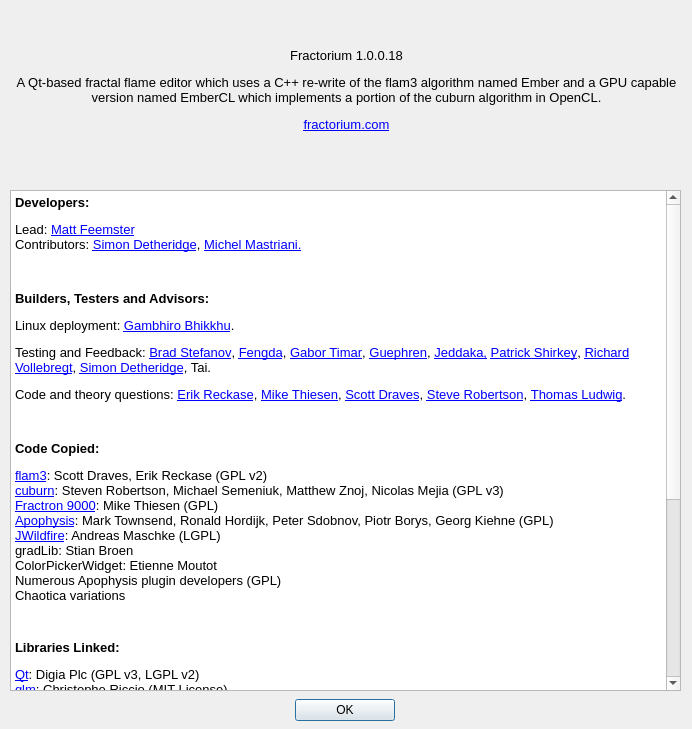
The window that Source/Fractorium/AboutDialog.ui (typpos/fractorium) describes before a commit, drawn with Qt 5.
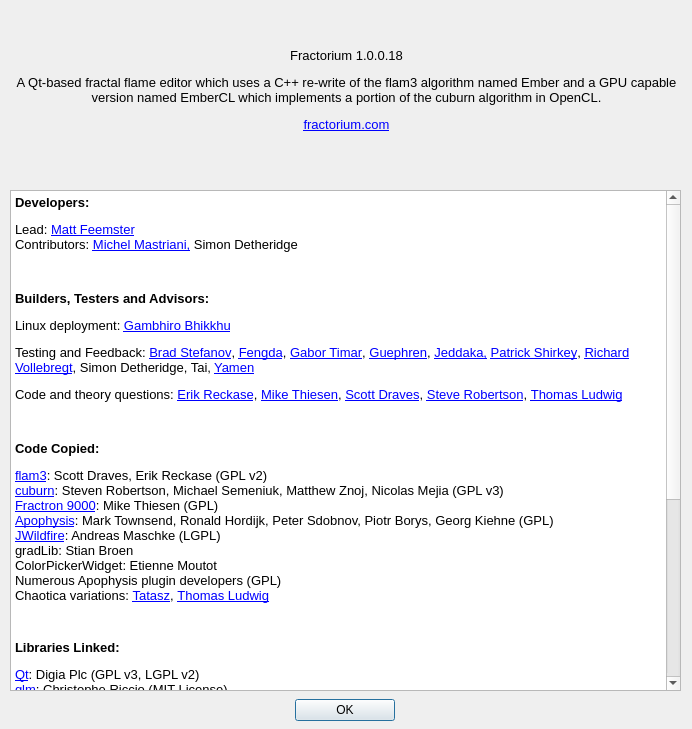
The same window after the commit.

Commit message: --Bug fixes  -Forgot to include uranium.qss in the linux AppImage installer.

Diff of the .ui file:
```diff
--- a/Source/Fractorium/AboutDialog.ui
+++ b/Source/Fractorium/AboutDialog.ui
@@ -106,15 +106,15 @@
 p, li { white-space: pre-wrap; }
 &lt;/style&gt;&lt;/head&gt;&lt;body style=&quot; font-family:'MS Shell Dlg 2'; font-size:8.14286pt; font-weight:400; font-style:normal;&quot;&gt;
 &lt;p style=&quot; margin-top:12px; margin-bottom:12px; margin-left:0px; margin-right:0px; -qt-block-indent:0; text-indent:0px;&quot;&gt;&lt;span style=&quot; font-size:10pt; font-weight:600;&quot;&gt;Developers:&lt;/span&gt;&lt;/p&gt;
-&lt;p style=&quot; margin-top:12px; margin-bottom:12px; margin-left:0px; margin-right:0px; -qt-block-indent:0; text-indent:0px;&quot;&gt;&lt;span style=&quot; font-size:10pt;&quot;&gt;Lead: &lt;/span&gt;&lt;a href=&quot;http://www.fractorium.com&quot;&gt;&lt;span style=&quot; font-size:10pt; text-decoration: underline; color:#0000ff;&quot;&gt;Matt Feemster&lt;/span&gt;&lt;/a&gt;&lt;span style=&quot; font-size:10pt;&quot;&gt;&lt;br /&gt;Contributors: &lt;/span&gt;&lt;a href=&quot;http://blog.highlyillogical.org/&quot;&gt;&lt;span style=&quot; font-size:10pt; text-decoration: underline; color:#0000ff;&quot;&gt;Simon Detheridge&lt;/span&gt;&lt;/a&gt;&lt;span style=&quot; font-size:10pt;&quot;&gt;, &lt;/span&gt;&lt;a href=&quot;https://www.deviantart.com/triptychaos&quot;&gt;&lt;span style=&quot; font-size:10pt; text-decoration: underline; color:#0000ff;&quot;&gt;Michel Mastriani.&lt;/span&gt;&lt;/a&gt;&lt;/p&gt;
+&lt;p style=&quot; margin-top:12px; margin-bottom:12px; margin-left:0px; margin-right:0px; -qt-block-indent:0; text-indent:0px;&quot;&gt;&lt;span style=&quot; font-size:10pt;&quot;&gt;Lead: &lt;/span&gt;&lt;a href=&quot;http://www.fractorium.com&quot;&gt;&lt;span style=&quot; font-size:10pt; text-decoration: underline; color:#0000ff;&quot;&gt;Matt Feemster&lt;/span&gt;&lt;/a&gt;&lt;span style=&quot; font-size:10pt;&quot;&gt;&lt;br /&gt;Contributors: &lt;/span&gt;&lt;a href=&quot;https://www.deviantart.com/triptychaos&quot;&gt;&lt;span style=&quot; font-size:10pt; text-decoration: underline; color:#0000ff;&quot;&gt;Michel Mastriani,&lt;/span&gt;&lt;/a&gt;&lt;span style=&quot; font-size:10pt;&quot;&gt; Simon Detheridge&lt;/span&gt;&lt;/p&gt;
 &lt;p style=&quot;-qt-paragraph-type:empty; margin-top:12px; margin-bottom:12px; margin-left:0px; margin-right:0px; -qt-block-indent:0; text-indent:0px; font-size:10pt;&quot;&gt;&lt;br /&gt;&lt;/p&gt;
 &lt;p style=&quot; margin-top:12px; margin-bottom:12px; margin-left:0px; margin-right:0px; -qt-block-indent:0; text-indent:0px;&quot;&gt;&lt;span style=&quot; font-size:10pt; font-weight:600;&quot;&gt;Builders, Testers and Advisors:&lt;/span&gt;&lt;/p&gt;
-&lt;p style=&quot; margin-top:12px; margin-bottom:12px; margin-left:0px; margin-right:0px; -qt-block-indent:0; text-indent:0px;&quot;&gt;&lt;span style=&quot; font-size:10pt;&quot;&gt;Linux deployment: &lt;/span&gt;&lt;a href=&quot;https://launchpad.net/~fractorium&quot;&gt;&lt;span style=&quot; font-size:10pt; text-decoration: underline; color:#0000ff;&quot;&gt;Gambhiro Bhikkhu&lt;/span&gt;&lt;/a&gt;&lt;span style=&quot; font-size:10pt;&quot;&gt;.&lt;/span&gt;&lt;/p&gt;
-&lt;p style=&quot; margin-top:12px; margin-bottom:12px; margin-left:0px; margin-right:0px; -qt-block-indent:0; text-indent:0px;&quot;&gt;&lt;span style=&quot; font-size:10pt;&quot;&gt;Testing and Feedback: &lt;/span&gt;&lt;a href=&quot;http://snicker02.deviantart.com/&quot;&gt;&lt;span style=&quot; font-size:10pt; text-decoration: underline; color:#0000ff;&quot;&gt;Brad Stefanov&lt;/span&gt;&lt;/a&gt;&lt;span style=&quot; font-size:10pt;&quot;&gt;, &lt;/span&gt;&lt;a href=&quot;http://www.fxysw.com/&quot;&gt;&lt;span style=&quot; font-size:10pt; text-decoration: underline; color:#0000ff;&quot;&gt;Fengda&lt;/span&gt;&lt;/a&gt;&lt;span style=&quot; font-size:10pt;&quot;&gt;, &lt;/span&gt;&lt;a href=&quot;http://b33rheart.deviantart.com/&quot;&gt;&lt;span style=&quot; font-size:10pt; text-decoration: underline; color:#0000ff;&quot;&gt;Gabor Timar&lt;/span&gt;&lt;/a&gt;&lt;span style=&quot; font-size:10pt;&quot;&gt;, &lt;/span&gt;&lt;a href=&quot;https://www.deviantart.com/guephren&quot;&gt;&lt;span style=&quot; font-size:10pt; text-decoration: underline; color:#0000ff;&quot;&gt;Guephren&lt;/span&gt;&lt;/a&gt;&lt;span style=&quot; font-size:10pt;&quot;&gt;, &lt;/span&gt;&lt;a href=&quot;https://www.deviantart.com/jeddaka&quot;&gt;&lt;span style=&quot; font-size:10pt; text-decoration: underline; color:#0000ff;&quot;&gt;Jeddaka,&lt;/span&gt;&lt;/a&gt;&lt;span style=&quot; font-size:10pt;&quot;&gt; &lt;/span&gt;&lt;a href=&quot;http://boosthardware.com/&quot;&gt;&lt;span style=&quot; font-size:10pt; text-decoration: underline; color:#0000ff;&quot;&gt;Patrick Shirkey&lt;/span&gt;&lt;/a&gt;&lt;span style=&quot; font-size:10pt;&quot;&gt;, &lt;/span&gt;&lt;a href=&quot;http://nightmaretf.deviantart.com/&quot;&gt;&lt;span style=&quot; font-size:10pt; text-decoration: underline; color:#0000ff;&quot;&gt;Richard Vollebregt&lt;/span&gt;&lt;/a&gt;&lt;span style=&quot; font-size:10pt;&quot;&gt;, &lt;/span&gt;&lt;a href=&quot;http://blog.highlyillogical.org/&quot;&gt;&lt;span style=&quot; font-size:10pt; text-decoration: underline; color:#0000ff;&quot;&gt;Simon Detheridge&lt;/span&gt;&lt;/a&gt;&lt;span style=&quot; font-size:10pt;&quot;&gt;, Tai.&lt;/span&gt;&lt;/p&gt;
-&lt;p style=&quot; margin-top:12px; margin-bottom:12px; margin-left:0px; margin-right:0px; -qt-block-indent:0; text-indent:0px;&quot;&gt;&lt;span style=&quot; font-size:10pt;&quot;&gt;Code and theory questions: &lt;/span&gt;&lt;a href=&quot;https://github.com/scottdraves/flam3&quot;&gt;&lt;span style=&quot; font-size:10pt; text-decoration: underline; color:#0000ff;&quot;&gt;Erik Reckase&lt;/span&gt;&lt;/a&gt;&lt;span style=&quot; font-size:10pt;&quot;&gt;, &lt;/span&gt;&lt;a href=&quot;http://fractron9000.sourceforge.net/&quot;&gt;&lt;span style=&quot; font-size:10pt; text-decoration: underline; color:#0000ff;&quot;&gt;Mike Thiesen&lt;/span&gt;&lt;/a&gt;&lt;span style=&quot; font-size:10pt;&quot;&gt;, &lt;/span&gt;&lt;a href=&quot;https://github.com/scottdraves/flam3&quot;&gt;&lt;span style=&quot; font-size:10pt; text-decoration: underline; color:#0000ff;&quot;&gt;Scott Draves&lt;/span&gt;&lt;/a&gt;&lt;span style=&quot; font-size:10pt;&quot;&gt;, &lt;/span&gt;&lt;a href=&quot;https://github.com/stevenrobertson/cuburn&quot;&gt;&lt;span style=&quot; font-size:10pt; text-decoration: underline; color:#0000ff;&quot;&gt;Steve Robertson&lt;/span&gt;&lt;/a&gt;&lt;span style=&quot; font-size:10pt;&quot;&gt;, &lt;/span&gt;&lt;a href=&quot;http://www.chaoticafractals.com/&quot;&gt;&lt;span style=&quot; font-size:10pt; text-decoration: underline; color:#0000ff;&quot;&gt;Thomas Ludwig&lt;/span&gt;&lt;/a&gt;&lt;span style=&quot; font-size:10pt;&quot;&gt;.&lt;/span&gt;&lt;/p&gt;
+&lt;p style=&quot; margin-top:12px; margin-bottom:12px; margin-left:0px; margin-right:0px; -qt-block-indent:0; text-indent:0px;&quot;&gt;&lt;span style=&quot; font-size:10pt;&quot;&gt;Linux deployment: &lt;/span&gt;&lt;a href=&quot;https://launchpad.net/~fractorium&quot;&gt;&lt;span style=&quot; font-size:10pt; text-decoration: underline; color:#0000ff;&quot;&gt;Gambhiro Bhikkhu&lt;/span&gt;&lt;/a&gt;&lt;/p&gt;
+&lt;p style=&quot; margin-top:12px; margin-bottom:12px; margin-left:0px; margin-right:0px; -qt-block-indent:0; text-indent:0px;&quot;&gt;&lt;span style=&quot; font-size:10pt;&quot;&gt;Testing and Feedback: &lt;/span&gt;&lt;a href=&quot;http://snicker02.deviantart.com/&quot;&gt;&lt;span style=&quot; font-size:10pt; text-decoration: underline; color:#0000ff;&quot;&gt;Brad Stefanov&lt;/span&gt;&lt;/a&gt;&lt;span style=&quot; font-size:10pt;&quot;&gt;, &lt;/span&gt;&lt;a href=&quot;http://www.fxysw.com/&quot;&gt;&lt;span style=&quot; font-size:10pt; text-decoration: underline; color:#0000ff;&quot;&gt;Fengda&lt;/span&gt;&lt;/a&gt;&lt;span style=&quot; font-size:10pt;&quot;&gt;, &lt;/span&gt;&lt;a href=&quot;http://b33rheart.deviantart.com/&quot;&gt;&lt;span style=&quot; font-size:10pt; text-decoration: underline; color:#0000ff;&quot;&gt;Gabor Timar&lt;/span&gt;&lt;/a&gt;&lt;span style=&quot; font-size:10pt;&quot;&gt;, &lt;/span&gt;&lt;a href=&quot;https://www.deviantart.com/guephren&quot;&gt;&lt;span style=&quot; font-size:10pt; text-decoration: underline; color:#0000ff;&quot;&gt;Guephren&lt;/span&gt;&lt;/a&gt;&lt;span style=&quot; font-size:10pt;&quot;&gt;, &lt;/span&gt;&lt;a href=&quot;https://www.deviantart.com/jeddaka&quot;&gt;&lt;span style=&quot; font-size:10pt; text-decoration: underline; color:#0000ff;&quot;&gt;Jeddaka,&lt;/span&gt;&lt;/a&gt;&lt;span style=&quot; font-size:10pt;&quot;&gt; &lt;/span&gt;&lt;a href=&quot;http://boosthardware.com/&quot;&gt;&lt;span style=&quot; font-size:10pt; text-decoration: underline; color:#0000ff;&quot;&gt;Patrick Shirkey&lt;/span&gt;&lt;/a&gt;&lt;span style=&quot; font-size:10pt;&quot;&gt;, &lt;/span&gt;&lt;a href=&quot;http://nightmaretf.deviantart.com/&quot;&gt;&lt;span style=&quot; font-size:10pt; text-decoration: underline; color:#0000ff;&quot;&gt;Richard Vollebregt&lt;/span&gt;&lt;/a&gt;&lt;span style=&quot; font-size:10pt;&quot;&gt;, Simon Detheridge, Tai,&lt;/span&gt;&lt;span style=&quot; font-size:8pt;&quot;&gt; &lt;/span&gt;&lt;a href=&quot;http://gameryamen.deviantart.com/&quot;&gt;&lt;span style=&quot; font-size:10pt; text-decoration: underline; color:#0000ff;&quot;&gt;Yamen&lt;/span&gt;&lt;/a&gt;&lt;/p&gt;
+&lt;p style=&quot; margin-top:12px; margin-bottom:12px; margin-left:0px; margin-right:0px; -qt-block-indent:0; text-indent:0px;&quot;&gt;&lt;span style=&quot; font-size:10pt;&quot;&gt;Code and theory questions: &lt;/span&gt;&lt;a href=&quot;https://github.com/scottdraves/flam3&quot;&gt;&lt;span style=&quot; font-size:10pt; text-decoration: underline; color:#0000ff;&quot;&gt;Erik Reckase&lt;/span&gt;&lt;/a&gt;&lt;span style=&quot; font-size:10pt;&quot;&gt;, &lt;/span&gt;&lt;a href=&quot;http://fractron9000.sourceforge.net/&quot;&gt;&lt;span style=&quot; font-size:10pt; text-decoration: underline; color:#0000ff;&quot;&gt;Mike Thiesen&lt;/span&gt;&lt;/a&gt;&lt;span style=&quot; font-size:10pt;&quot;&gt;, &lt;/span&gt;&lt;a href=&quot;https://github.com/scottdraves/flam3&quot;&gt;&lt;span style=&quot; font-size:10pt; text-decoration: underline; color:#0000ff;&quot;&gt;Scott Draves&lt;/span&gt;&lt;/a&gt;&lt;span style=&quot; font-size:10pt;&quot;&gt;, &lt;/span&gt;&lt;a href=&quot;https://github.com/stevenrobertson/cuburn&quot;&gt;&lt;span style=&quot; font-size:10pt; text-decoration: underline; color:#0000ff;&quot;&gt;Steve Robertson&lt;/span&gt;&lt;/a&gt;&lt;span style=&quot; font-size:10pt;&quot;&gt;, &lt;/span&gt;&lt;a href=&quot;http://www.chaoticafractals.com/&quot;&gt;&lt;span style=&quot; font-size:10pt; text-decoration: underline; color:#0000ff;&quot;&gt;Thomas Ludwig&lt;/span&gt;&lt;/a&gt;&lt;/p&gt;
 &lt;p style=&quot;-qt-paragraph-type:empty; margin-top:12px; margin-bottom:12px; margin-left:0px; margin-right:0px; -qt-block-indent:0; text-indent:0px; font-size:10pt; font-weight:600;&quot;&gt;&lt;br /&gt;&lt;/p&gt;
 &lt;p style=&quot; margin-top:12px; margin-bottom:12px; margin-left:0px; margin-right:0px; -qt-block-indent:0; text-indent:0px;&quot;&gt;&lt;span style=&quot; font-size:10pt; font-weight:600;&quot;&gt;Code Copied:&lt;/span&gt;&lt;/p&gt;
-&lt;p style=&quot; margin-top:12px; margin-bottom:12px; margin-left:0px; margin-right:0px; -qt-block-indent:0; text-indent:0px;&quot;&gt;&lt;a href=&quot;https://github.com/scottdraves/flam3&quot;&gt;&lt;span style=&quot; font-size:10pt; text-decoration: underline; color:#0000ff;&quot;&gt;flam3&lt;/span&gt;&lt;/a&gt;&lt;span style=&quot; font-size:10pt;&quot;&gt;: Scott Draves, Erik Reckase (GPL v2)&lt;br /&gt;&lt;/span&gt;&lt;a href=&quot;http://github.com/stevenrobertson/cuburn&quot;&gt;&lt;span style=&quot; font-size:10pt; text-decoration: underline; color:#0000ff;&quot;&gt;cuburn&lt;/span&gt;&lt;/a&gt;&lt;span style=&quot; font-size:10pt;&quot;&gt;: Steven Robertson, Michael Semeniuk, Matthew Znoj, Nicolas Mejia (GPL v3)&lt;br /&gt;&lt;/span&gt;&lt;a href=&quot;http://fractron9000.sourceforge.net&quot;&gt;&lt;span style=&quot; font-size:10pt; text-decoration: underline; color:#0000ff;&quot;&gt;Fractron 9000&lt;/span&gt;&lt;/a&gt;&lt;span style=&quot; font-size:10pt;&quot;&gt;: Mike Thiesen (GPL)&lt;br /&gt;&lt;/span&gt;&lt;a href=&quot;http://sourceforge.net/projects/apophysis7x&quot;&gt;&lt;span style=&quot; font-size:10pt; text-decoration: underline; color:#0000ff;&quot;&gt;Apophysis&lt;/span&gt;&lt;/a&gt;&lt;span style=&quot; font-size:10pt;&quot;&gt;: Mark Townsend, Ronald Hordijk, Peter Sdobnov, Piotr Borys, Georg Kiehne (GPL)&lt;br /&gt;&lt;/span&gt;&lt;a href=&quot;http://jwildfire.org/&quot;&gt;&lt;span style=&quot; font-size:10pt; text-decoration: underline; color:#0000ff;&quot;&gt;JWildfire&lt;/span&gt;&lt;/a&gt;&lt;span style=&quot; font-size:10pt;&quot;&gt;: Andreas Maschke (LGPL)&lt;br /&gt;gradLib: Stian Broen&lt;br /&gt;ColorPickerWidget: Etienne Moutot&lt;br /&gt;Numerous Apophysis plugin developers (GPL)&lt;br /&gt;Chaotica variations&lt;/span&gt;&lt;/p&gt;
+&lt;p style=&quot; margin-top:12px; margin-bottom:12px; margin-left:0px; margin-right:0px; -qt-block-indent:0; text-indent:0px;&quot;&gt;&lt;a href=&quot;https://github.com/scottdraves/flam3&quot;&gt;&lt;span style=&quot; font-size:10pt; text-decoration: underline; color:#0000ff;&quot;&gt;flam3&lt;/span&gt;&lt;/a&gt;&lt;span style=&quot; font-size:10pt;&quot;&gt;: Scott Draves, Erik Reckase (GPL v2)&lt;br /&gt;&lt;/span&gt;&lt;a href=&quot;http://github.com/stevenrobertson/cuburn&quot;&gt;&lt;span style=&quot; font-size:10pt; text-decoration: underline; color:#0000ff;&quot;&gt;cuburn&lt;/span&gt;&lt;/a&gt;&lt;span style=&quot; font-size:10pt;&quot;&gt;: Steven Robertson, Michael Semeniuk, Matthew Znoj, Nicolas Mejia (GPL v3)&lt;br /&gt;&lt;/span&gt;&lt;a href=&quot;http://fractron9000.sourceforge.net&quot;&gt;&lt;span style=&quot; font-size:10pt; text-decoration: underline; color:#0000ff;&quot;&gt;Fractron 9000&lt;/span&gt;&lt;/a&gt;&lt;span style=&quot; font-size:10pt;&quot;&gt;: Mike Thiesen (GPL)&lt;br /&gt;&lt;/span&gt;&lt;a href=&quot;http://sourceforge.net/projects/apophysis7x&quot;&gt;&lt;span style=&quot; font-size:10pt; text-decoration: underline; color:#0000ff;&quot;&gt;Apophysis&lt;/span&gt;&lt;/a&gt;&lt;span style=&quot; font-size:10pt;&quot;&gt;: Mark Townsend, Ronald Hordijk, Peter Sdobnov, Piotr Borys, Georg Kiehne (GPL)&lt;br /&gt;&lt;/span&gt;&lt;a href=&quot;http://jwildfire.org/&quot;&gt;&lt;span style=&quot; font-size:10pt; text-decoration: underline; color:#0000ff;&quot;&gt;JWildfire&lt;/span&gt;&lt;/a&gt;&lt;span style=&quot; font-size:10pt;&quot;&gt;: Andreas Maschke (LGPL)&lt;br /&gt;gradLib: Stian Broen&lt;br /&gt;ColorPickerWidget: Etienne Moutot&lt;br /&gt;Numerous Apophysis plugin developers (GPL)&lt;br /&gt;Chaotica variations: &lt;/span&gt;&lt;a href=&quot;https://www.deviantart.com/tatasz&quot;&gt;&lt;span style=&quot; font-size:10pt; text-decoration: underline; color:#0000ff;&quot;&gt;Tatasz&lt;/span&gt;&lt;/a&gt;&lt;span style=&quot; font-size:10pt;&quot;&gt;, &lt;/span&gt;&lt;a href=&quot;http://www.chaoticafractals.com/&quot;&gt;&lt;span style=&quot; font-size:10pt; text-decoration: underline; color:#0000ff;&quot;&gt;Thomas Ludwig&lt;/span&gt;&lt;/a&gt;&lt;/p&gt;
 &lt;p style=&quot;-qt-paragraph-type:empty; margin-top:12px; margin-bottom:12px; margin-left:0px; margin-right:0px; -qt-block-indent:0; text-indent:0px; font-size:7.875pt;&quot;&gt;&lt;br /&gt;&lt;/p&gt;
 &lt;p style=&quot; margin-top:12px; margin-bottom:12px; margin-left:0px; margin-right:0px; -qt-block-indent:0; text-indent:0px;&quot;&gt;&lt;span style=&quot; font-size:10pt; font-weight:600;&quot;&gt;Libraries Linked:&lt;/span&gt;&lt;/p&gt;
 &lt;p style=&quot; margin-top:12px; margin-bottom:12px; margin-left:0px; margin-right:0px; -qt-block-indent:0; text-indent:0px;&quot;&gt;&lt;a href=&quot;http://www.qt.io/developers/&quot;&gt;&lt;span style=&quot; font-size:10pt; text-decoration: underline; color:#0000ff;&quot;&gt;Qt&lt;/span&gt;&lt;/a&gt;&lt;span style=&quot; font-size:10pt;&quot;&gt;: Digia Plc (GPL v3, LGPL v2)&lt;br /&gt;&lt;/span&gt;&lt;a href=&quot;http://g-truc.net&quot;&gt;&lt;span style=&quot; font-size:10pt; text-decoration: underline; color:#0000ff;&quot;&gt;glm&lt;/span&gt;&lt;/a&gt;&lt;span style=&quot; font-size:10pt;&quot;&gt;: Christophe Riccio (MIT License)&lt;br /&gt;&lt;/span&gt;&lt;a href=&quot;http://threadingbuildingblocks.org&quot;&gt;&lt;span style=&quot; font-size:10pt; text-decoration: underline; color:#0000ff;&quot;&gt;Threading Building Blocks&lt;/span&gt;&lt;/a&gt;&lt;span style=&quot; font-size:10pt;&quot;&gt;: Intel Corporation (GPLv2)&lt;br /&gt;&lt;/span&gt;&lt;a href=&quot;http://libjpeg.sourceforge.net&quot;&gt;&lt;span style=&quot; font-size:10pt; text-decoration: underline; color:#0000ff;&quot;&gt;libjpeg&lt;/span&gt;&lt;/a&gt;&lt;span style=&quot; font-size:10pt;&quot;&gt;: Independent JPEG Group (Free Software License)&lt;br /&gt;&lt;/span&gt;&lt;a href=&quot;http://libpng.org&quot;&gt;&lt;span style=&quot; font-size:10pt; text-decoration: underline; color:#0000ff;&quot;&gt;libpng&lt;/span&gt;&lt;/a&gt;&lt;span style=&quot; font-size:10pt;&quot;&gt;: Glenn Randers-Pehrson et al (Libpng License)&lt;br /&gt;&lt;/span&gt;&lt;a href=&quot;http://xmlsoft.org&quot;&gt;&lt;span style=&quot; font-size:10pt; text-decoration: underline; color:#0000ff;&quot;&gt;libxml2&lt;/span&gt;&lt;/a&gt;&lt;span style=&quot; font-size:10pt;&quot;&gt;: Daniel Veillard (MIT License)&lt;br /&gt;&lt;/span&gt;&lt;a href=&quot;http://zlib.net&quot;&gt;&lt;span style=&quot; font-size:10pt; text-decoration: underline; color:#0000ff;&quot;&gt;zlib&lt;/span&gt;&lt;/a&gt;&lt;span style=&quot; font-size:10pt;&quot;&gt;: Jean-loup Gailly, Mark Adler (Zlib License)&lt;br /&gt;&lt;/span&gt;&lt;a href=&quot;http://burtleburtle.net/bob/cplus/isaac.hpp&quot;&gt;&lt;span style=&quot; font-size:10pt; text-decoration: underline; color:#0000ff;&quot;&gt;QTIsaac&lt;/span&gt;&lt;/a&gt;&lt;span style=&quot; font-size:10pt;&quot;&gt;: Robert J. Jenkins, Quinn Tyler Jackson (Public Domain)&lt;br /&gt;&lt;/span&gt;&lt;a href=&quot;http://cas.ee.ic.ac.uk/people/dt10/research/rngs-gpu-mwc64x.html&quot;&gt;&lt;span style=&quot; font-size:10pt; text-decoration: underline; color:#0000ff;&quot;&gt;MWC64X Random Number Generator&lt;/span&gt;&lt;/a&gt;&lt;span style=&quot; font-size:10pt;&quot;&gt;: David Thomas (Public Domain)&lt;br /&gt;&lt;/span&gt;&lt;a href=&quot;https://github.com/brofield/simpleopt&quot;&gt;&lt;span style=&quot; font-size:10pt; text-decoration: underline; color:#0000ff;&quot;&gt;SimpleOpt&lt;/span&gt;&lt;/a&gt;&lt;span style=&quot; font-size:10pt;&quot;&gt;: Brodie Thiesfield (MIT License)&lt;/span&gt;&lt;/p&gt;
```
The commit also changes 1 other file.
